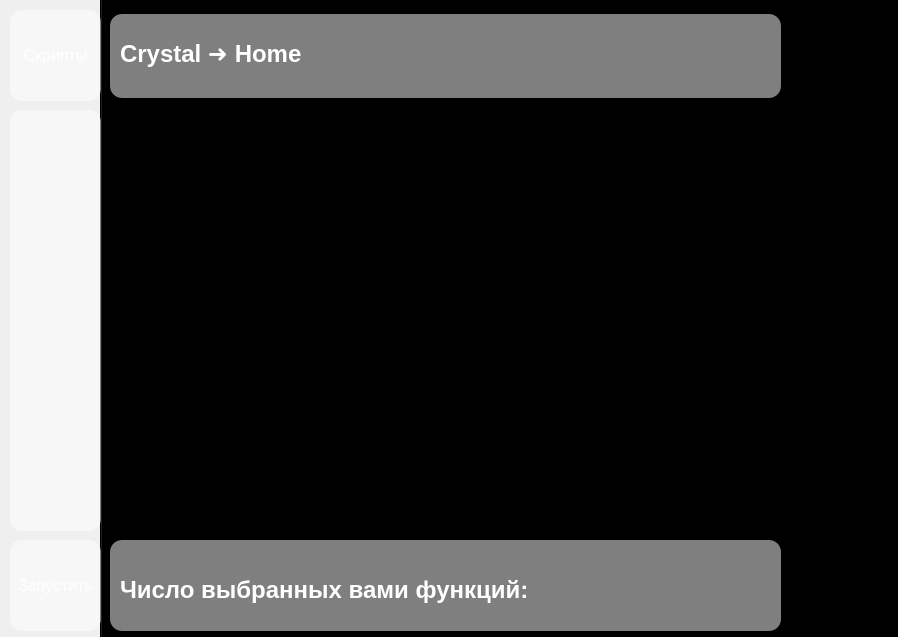
The window that design.ui (DevelopSystem333/Project-crystal) describes before a commit, drawn with Qt 5.
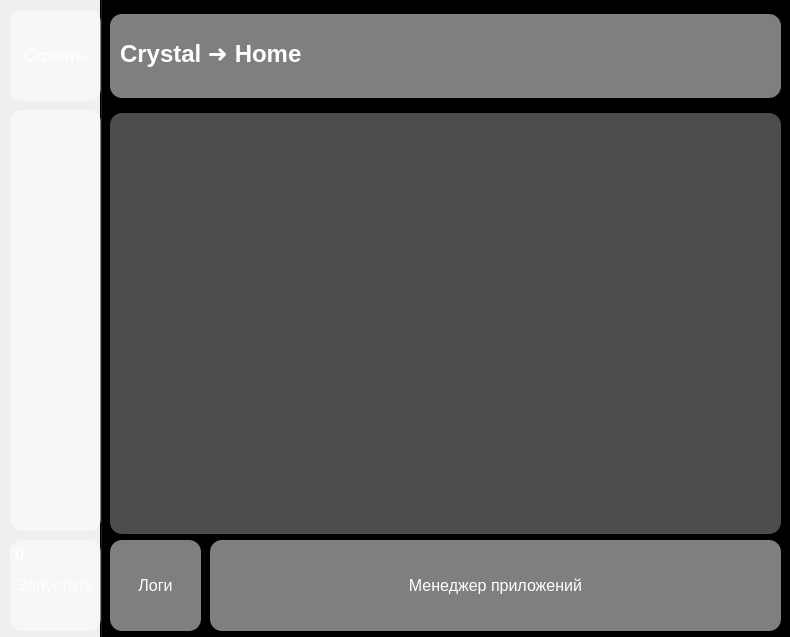
The same window after the commit. Icons and pictures are not drawn.

The edit to the form file:
```diff
--- a/design.ui
+++ b/design.ui
@@ -6,7 +6,7 @@
    <rect>
     <x>0</x>
     <y>0</y>
-    <width>898</width>
+    <width>790</width>
     <height>637</height>
    </rect>
   </property>
@@ -607,6 +607,20 @@
      <attribute name="title">
       <string/>
      </attribute>
+     <widget class="QWidget" name="widget_8" native="true">
+      <property name="geometry">
+       <rect>
+        <x>10</x>
+        <y>117</y>
+        <width>671</width>
+        <height>421</height>
+       </rect>
+      </property>
+      <property name="styleSheet">
+       <string notr="true">background-color: rgba(255, 255, 255, 0.3);
+border-radius: 12px;</string>
+      </property>
+     </widget>
     </widget>
    </widget>
    <widget class="QWidget" name="widget" native="true">
@@ -853,44 +867,6 @@
      <string>Запустить</string>
     </property>
    </widget>
-   <widget class="QWidget" name="widget_6" native="true">
-    <property name="geometry">
-     <rect>
-      <x>110</x>
-      <y>540</y>
-      <width>671</width>
-      <height>91</height>
-     </rect>
-    </property>
-    <property name="styleSheet">
-     <string notr="true">background-color: rgba(255, 255, 255, 0.5);
-border-radius: 12px;</string>
-    </property>
-    <widget class="QLabel" name="label_2">
-     <property name="geometry">
-      <rect>
-       <x>10</x>
-       <y>30</y>
-       <width>601</width>
-       <height>39</height>
-      </rect>
-     </property>
-     <property name="font">
-      <font>
-       <family>Arial</family>
-       <pointsize>18</pointsize>
-       <bold>true</bold>
-      </font>
-     </property>
-     <property name="styleSheet">
-      <string notr="true">color: white;
-background-color: transparent;</string>
-     </property>
-     <property name="text">
-      <string>Число выбранных вами функций: </string>
-     </property>
-    </widget>
-   </widget>
    <widget class="QWidget" name="widget_7" native="true">
     <property name="geometry">
      <rect>
@@ -957,6 +933,89 @@
      <string>Скрипты</string>
     </property>
    </widget>
+   <widget class="QLabel" name="label_2">
+    <property name="geometry">
+     <rect>
+      <x>15</x>
+      <y>545</y>
+      <width>21</width>
+      <height>21</height>
+     </rect>
+    </property>
+    <property name="font">
+     <font>
+      <family>Arial</family>
+      <pointsize>12</pointsize>
+      <bold>true</bold>
+     </font>
+    </property>
+    <property name="styleSheet">
+     <string notr="true">color: white;
+background-color: transparent;</string>
+    </property>
+    <property name="text">
+     <string>0</string>
+    </property>
+   </widget>
+   <widget class="QPushButton" name="pushButton_3">
+    <property name="geometry">
+     <rect>
+      <x>110</x>
+      <y>540</y>
+      <width>91</width>
+      <height>91</height>
+     </rect>
+    </property>
+    <property name="font">
+     <font>
+      <family>Arial</family>
+      <pointsize>12</pointsize>
+      <bold>false</bold>
+     </font>
+    </property>
+    <property name="cursor">
+     <cursorShape>PointingHandCursor</cursorShape>
+    </property>
+    <property name="styleSheet">
+     <string notr="true">background-color: rgba(255, 255, 255, 0.5);
+border-radius: 12px;
+color: white;</string>
+    </property>
+    <property name="text">
+     <string>Логи</string>
+    </property>
+   </widget>
+   <widget class="QPushButton" name="pushButton_4">
+    <property name="geometry">
+     <rect>
+      <x>210</x>
+      <y>540</y>
+      <width>571</width>
+      <height>91</height>
+     </rect>
+    </property>
+    <property name="font">
+     <font>
+      <family>Arial</family>
+      <pointsize>12</pointsize>
+      <bold>false</bold>
+     </font>
+    </property>
+    <property name="cursor">
+     <cursorShape>PointingHandCursor</cursorShape>
+    </property>
+    <property name="contextMenuPolicy">
+     <enum>Qt::ContextMenuPolicy::NoContextMenu</enum>
+    </property>
+    <property name="styleSheet">
+     <string notr="true">background-color: rgba(255, 255, 255, 0.5);
+border-radius: 12px;
+color: white;</string>
+    </property>
+    <property name="text">
+     <string>Менеджер приложений</string>
+    </property>
+   </widget>
   </widget>
  </widget>
  <resources>
```
Left out of the diff: 12 changed lines with no effect on the pictures.
